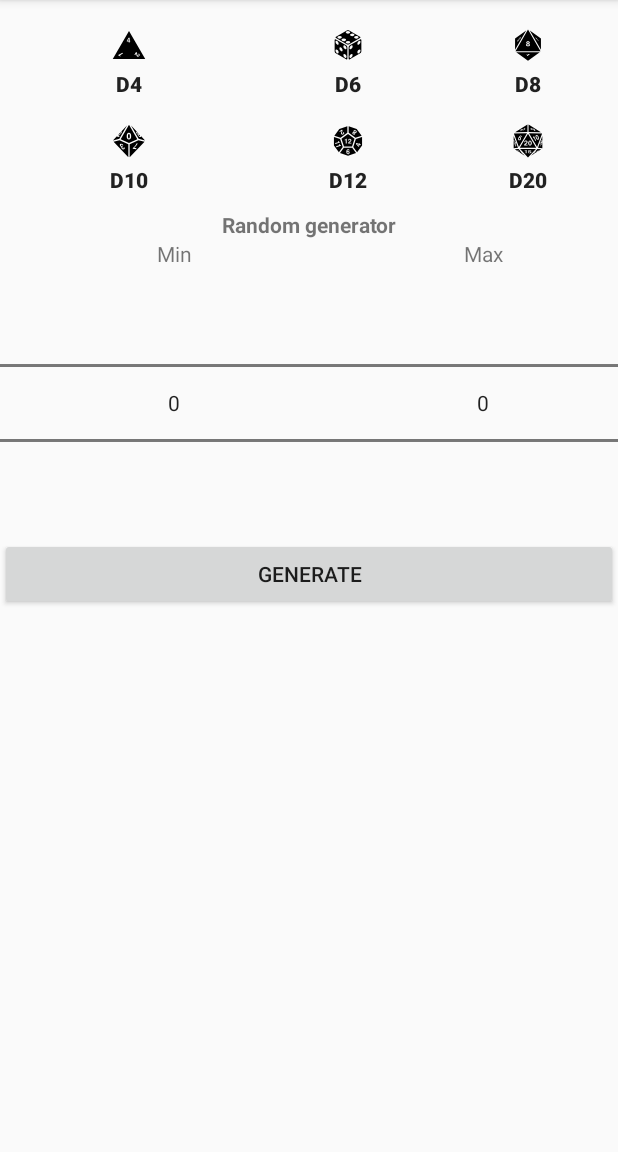
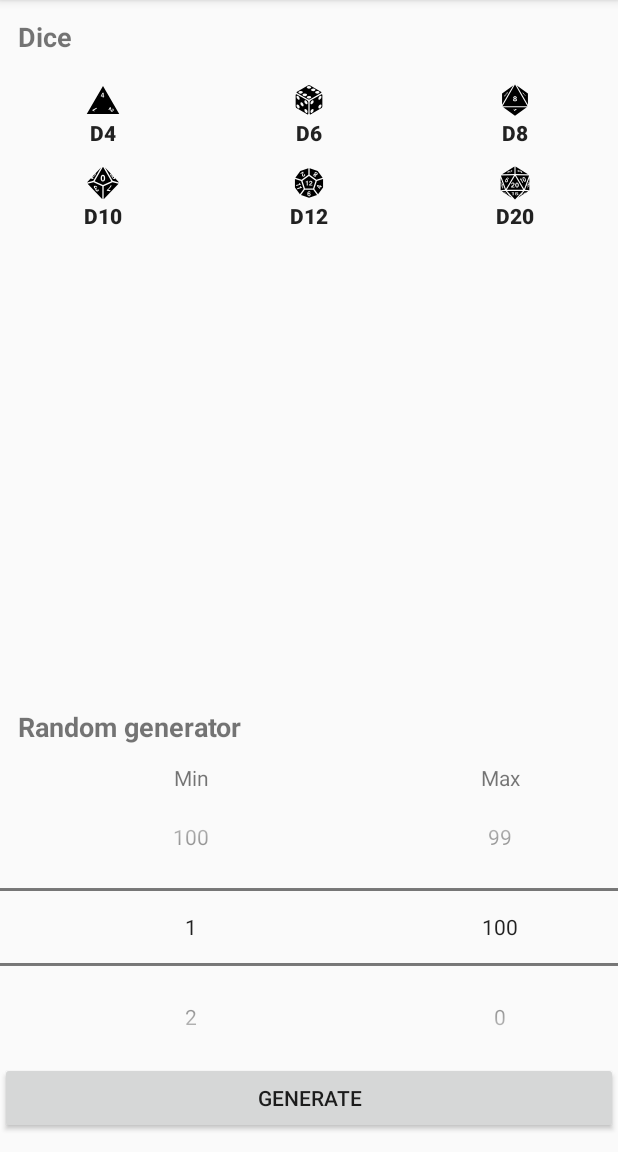
Before and after one commit to sylvain1811/SwissBox, an Android app: the screen it shows after launch (DiceActivity), on a phone screen of 412 x 824 dp, the part 84-1236 px from its top. Run offline under Robolectric (Android 15) with nearby library versions, the phone set to English and light mode, and no system bars.

Commit message:
Generate random number and implement dice roll

```diff
--- a/app/build.gradle
+++ b/app/build.gradle
@@ -20,13 +20,12 @@ android {
 }
 
 dependencies {
-    compile fileTree(dir: 'libs', include: ['*.jar'])
+    compile fileTree(include: ['*.jar'], dir: 'libs')
     androidTestCompile('com.android.support.test.espresso:espresso-core:2.2.2', {
         exclude group: 'com.android.support', module: 'support-annotations'
     })
     compile 'com.android.support:appcompat-v7:26.+'
     compile 'com.android.support.constraint:constraint-layout:1.0.2'
     testCompile 'junit:junit:4.12'
-
     compile 'com.github.google:cameraview:3eaeac'
 }
--- a/app/src/main/java/ch/hearc/swissbox/dice/DiceActivity.java
+++ b/app/src/main/java/ch/hearc/swissbox/dice/DiceActivity.java
@@ -1,16 +1,156 @@
 package ch.hearc.swissbox.dice;
 
+import android.app.AlertDialog;
+import android.content.DialogInterface;
+import android.graphics.Color;
 import android.os.Bundle;
 import android.support.v7.app.AppCompatActivity;
+import android.view.Gravity;
+import android.view.View;
+import android.widget.Button;
+import android.widget.NumberPicker;
+import android.widget.TextView;
+
+import java.util.Random;
 
 import ch.hearc.swissbox.R;
 
 public class DiceActivity extends AppCompatActivity {
+
+    public static final String TAG = "DiceActivity";
+
+    //UI
+    private Button mButtonD4;
+    private Button mButtonD6;
+    private Button mButtonD8;
+    private Button mButtonD10;
+    private Button mButtonD12;
+    private Button mButtonD20;
+    private Button mButtonGenerate;
+
+    private NumberPicker mPickerMin;
+    private NumberPicker mPickerMax;
+
+    private AlertDialog.Builder mBuilder;
+
+    //Tools
+    private Random mRandom;
+    private int mMinValue;
+    private int mMaxValue;
+
+    //Listener
+    private View.OnClickListener buttonListener = new View.OnClickListener() {
+        @Override
+        public void onClick(View v) {
+            switch (v.getId()) {
+                case R.id.button_d4:
+                    showRandomValue(1, 4);
+                    break;
+                case R.id.button_d6:
+                    showRandomValue(1, 6);
+                    break;
+                case R.id.button_d8:
+                    showRandomValue(1, 8);
+                    break;
+                case R.id.button_d10:
+                    showRandomValue(1, 10);
+                    break;
+                case R.id.button_d12:
+                    showRandomValue(1, 12);
+                    break;
+                case R.id.button_d20:
+                    showRandomValue(1, 20);
+                    break;
+                case R.id.button_generate:
+                    showRandomValue(mMinValue, mMaxValue);
+                    break;
+
+            }
+        }
+    };
 
     @Override
     protected void onCreate(Bundle savedInstanceState) {
         super.onCreate(savedInstanceState);
         setContentView(R.layout.activity_dice);
 
+        mButtonD4 = (Button) findViewById(R.id.button_d4);
+        mButtonD4.setOnClickListener(buttonListener);
+
+        mButtonD6 = (Button) findViewById(R.id.button_d6);
+        mButtonD6.setOnClickListener(buttonListener);
+
+        mButtonD8 = (Button) findViewById(R.id.button_d8);
+        mButtonD8.setOnClickListener(buttonListener);
+
+        mButtonD10 = (Button) findViewById(R.id.button_d10);
+        mButtonD10.setOnClickListener(buttonListener);
+
+        mButtonD12 = (Button) findViewById(R.id.button_d12);
+        mButtonD12.setOnClickListener(buttonListener);
+
+        mButtonD20 = (Button) findViewById(R.id.button_d20);
+        mButtonD20.setOnClickListener(buttonListener);
+
+        mButtonGenerate = (Button) findViewById(R.id.button_generate);
+        mButtonGenerate.setOnClickListener(buttonListener);
+
+        mPickerMin = (NumberPicker) findViewById(R.id.picker_min);
+        mPickerMin.setMinValue(1);
+        mPickerMin.setMaxValue(100);
+        mPickerMin.setValue(1);
+        mMinValue = 1;
+        mPickerMin.setWrapSelectorWheel(true);
+        mPickerMin.setOnValueChangedListener(new NumberPicker.OnValueChangeListener() {
+            @Override
+            public void onValueChange(NumberPicker picker, int oldVal, int newVal) {
+                if (newVal < mMaxValue) {
+                    mMinValue = newVal;
+                } else {
+                    picker.setValue(oldVal);
+                }
+            }
+        });
+
+        mPickerMax = (NumberPicker) findViewById(R.id.picker_max);
+        mPickerMin.setMinValue(1);
+        mPickerMax.setMaxValue(100);
+        mPickerMax.setValue(100);
+        mMaxValue = 100;
+        mPickerMax.setWrapSelectorWheel(true);
+        mPickerMax.setOnValueChangedListener(new NumberPicker.OnValueChangeListener() {
+            @Override
+            public void onValueChange(NumberPicker picker, int oldVal, int newVal) {
+                if (newVal > mMinValue) {
+                    mMaxValue = newVal;
+                } else {
+                    picker.setValue(oldVal);
+                }
+            }
+        });
+
+        mRandom = new Random();
+
+        mBuilder = new AlertDialog.Builder(this, android.R.style.Theme_Material_Dialog_Alert);
+        mBuilder.setTitle("Result");
+        mBuilder.setNeutralButton(android.R.string.ok, new DialogInterface.OnClickListener() {
+            public void onClick(DialogInterface dialog, int which) {
+                //Nothing
+            }
+        });
+        mBuilder.setIcon(android.R.drawable.ic_dialog_info);
+
+    }
+
+    private void showRandomValue(int min, int max) {
+        int randValue = mRandom.nextInt(max - min + 1) + min;
+
+        TextView msg = new TextView(this);
+        msg.setText(String.valueOf(randValue));
+        msg.setGravity(Gravity.CENTER_HORIZONTAL);
+        msg.setTextColor(Color.WHITE);
+        mBuilder.setView(msg);
+
+        mBuilder.show();
     }
 }
--- a/app/src/main/res/layout/activity_dice.xml
+++ b/app/src/main/res/layout/activity_dice.xml
@@ -1,34 +1,51 @@
 <?xml version="1.0" encoding="utf-8"?>
-<LinearLayout xmlns:android="http://schemas.android.com/apk/res/android"
+<RelativeLayout xmlns:android="http://schemas.android.com/apk/res/android"
     xmlns:tools="http://schemas.android.com/tools"
+    android:id="@+id/layout_dice"
     android:layout_width="match_parent"
     android:layout_height="match_parent"
     tools:context="ch.hearc.swissbox.dice.DiceActivity">
 
     <TableLayout
         android:layout_width="match_parent"
-        android:layout_height="match_parent"
+        android:layout_height="wrap_content"
+        android:layout_alignParentTop="true"
         android:paddingBottom="12dp"
         android:paddingTop="12dp">
 
         <TableRow>
 
+            <TextView
+                android:id="@+id/text_dice"
+                android:layout_width="wrap_content"
+                android:layout_height="wrap_content"
+                android:layout_weight="1"
+                android:paddingBottom="12dp"
+                android:paddingLeft="12dp"
+                android:text="@string/dice"
+                android:textAlignment="textStart"
+                android:textSize="@dimen/subtitle"
+                android:textStyle="bold" />
+
+        </TableRow>
+
+        <TableRow>
+
             <Button
                 android:id="@+id/button_d4"
-                android:layout_width="@dimen/box_size"
-                android:layout_height="@dimen/box_size"
+                android:layout_width="match_parent"
+                android:layout_height="match_parent"
                 android:layout_weight="1"
                 android:background="@android:color/transparent"
                 android:drawableTop="@drawable/ic_d4"
                 android:padding="6dp"
                 android:text="d4"
-                android:textAlignment="center"
                 android:textStyle="bold" />
 
             <Button
                 android:id="@+id/button_d6"
-                android:layout_width="@dimen/box_size"
-                android:layout_height="@dimen/box_size"
+                android:layout_width="match_parent"
+                android:layout_height="match_parent"
                 android:layout_weight="1"
                 android:background="@android:color/transparent"
                 android:drawableTop="@drawable/ic_d6"
@@ -38,8 +55,8 @@
 
             <Button
                 android:id="@+id/button_d8"
-                android:layout_width="@dimen/box_size"
-                android:layout_height="@dimen/box_size"
+                android:layout_width="match_parent"
+                android:layout_height="match_parent"
                 android:layout_weight="1"
                 android:background="@android:color/transparent"
                 android:drawableTop="@drawable/ic_d8"
@@ -53,8 +70,8 @@
 
             <Button
                 android:id="@+id/button_d10"
-                android:layout_width="@dimen/box_size"
-                android:layout_height="@dimen/box_size"
+                android:layout_width="match_parent"
+                android:layout_height="match_parent"
                 android:layout_weight="1"
                 android:background="@android:color/transparent"
                 android:drawableTop="@drawable/ic_d10"
@@ -64,8 +81,8 @@
 
             <Button
                 android:id="@+id/button_d12"
-                android:layout_width="@dimen/box_size"
-                android:layout_height="@dimen/box_size"
+                android:layout_width="match_parent"
+                android:layout_height="match_parent"
                 android:layout_weight="1"
                 android:background="@android:color/transparent"
                 android:drawableTop="@drawable/ic_d12"
@@ -75,8 +92,8 @@
 
             <Button
                 android:id="@+id/button_d20"
-                android:layout_width="@dimen/box_size"
-                android:layout_height="@dimen/box_size"
+                android:layout_width="match_parent"
+                android:layout_height="match_parent"
                 android:layout_weight="1"
                 android:background="@android:color/transparent"
                 android:drawableTop="@drawable/ic_d20"
@@ -86,6 +103,15 @@
 
         </TableRow>
 
+    </TableLayout>
+
+    <TableLayout
+        android:layout_width="match_parent"
+        android:layout_height="wrap_content"
+        android:layout_alignParentBottom="true"
+        android:paddingBottom="12dp"
+        android:paddingTop="12dp">
+
         <TableRow>
 
             <TextView
@@ -93,8 +119,11 @@
                 android:layout_width="wrap_content"
                 android:layout_height="wrap_content"
                 android:layout_weight="1"
+                android:paddingBottom="12dp"
+                android:paddingLeft="12dp"
                 android:text="@string/text_generator"
-                android:textAlignment="center"
+                android:textAlignment="textStart"
+                android:textSize="@dimen/subtitle"
                 android:textStyle="bold" />
 
         </TableRow>
@@ -123,19 +152,18 @@
 
             <NumberPicker
                 android:id="@+id/picker_min"
-                android:layout_width="wrap_content"
+                android:layout_width="match_parent"
                 android:layout_height="wrap_content"
                 android:layout_weight="1">
-
             </NumberPicker>
 
             <NumberPicker
                 android:id="@+id/picker_max"
-                android:layout_width="wrap_content"
+                android:layout_width="match_parent"
                 android:layout_height="wrap_content"
                 android:layout_weight="1">
+            </NumberPicker>
 
-            </NumberPicker>
         </TableRow>
 
         <TableRow>
@@ -149,7 +177,6 @@
                 android:text="@string/button_generate" />
         </TableRow>
 
-
     </TableLayout>
 
-</LinearLayout>
+</RelativeLayout>
--- a/app/src/main/res/values/dimens.xml
+++ b/app/src/main/res/values/dimens.xml
@@ -1,4 +1,7 @@
 <?xml version="1.0" encoding="utf-8"?>
 <resources>
     <dimen name="box_size">64dp</dimen>
+    <dimen name="title">24sp</dimen>
+    <dimen name="subtitle">18sp</dimen>
+    <dimen name="subsubtitle">14sp</dimen>
 </resources>
--- a/app/src/main/res/values/strings.xml
+++ b/app/src/main/res/values/strings.xml
@@ -8,4 +8,6 @@
     <!-- Dice -->
     <string name="text_generator">Random generator</string>
     <string name="button_generate">Generate</string>
+    <string name="dice">Dice</string>
+
 </resources>
```
